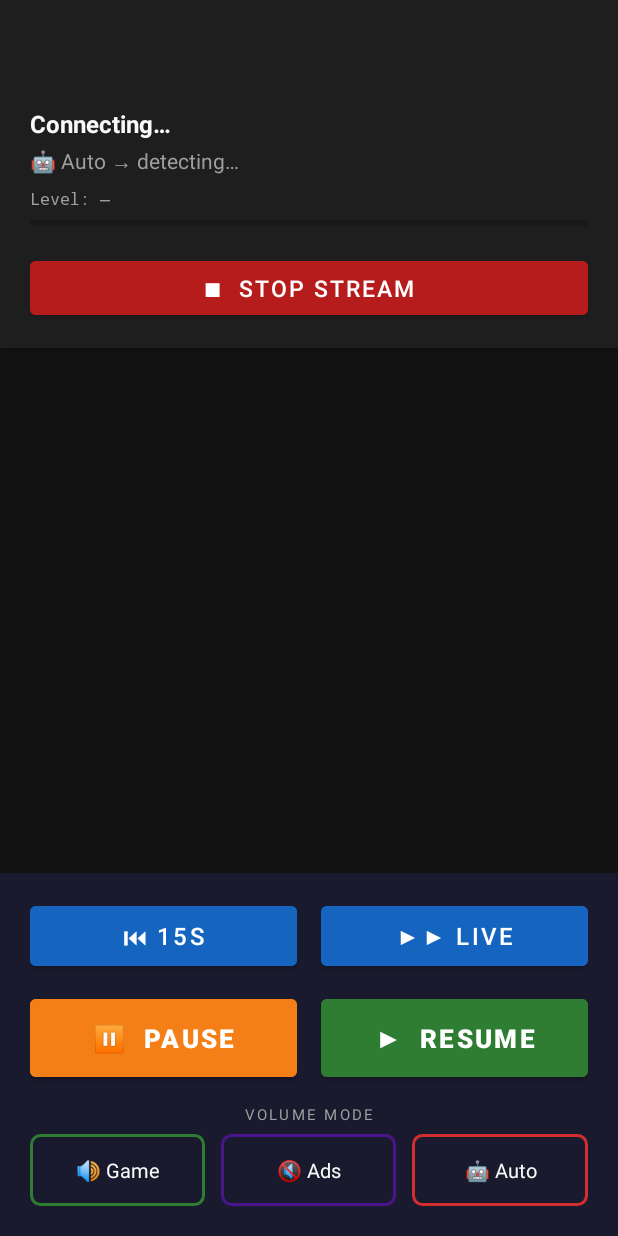
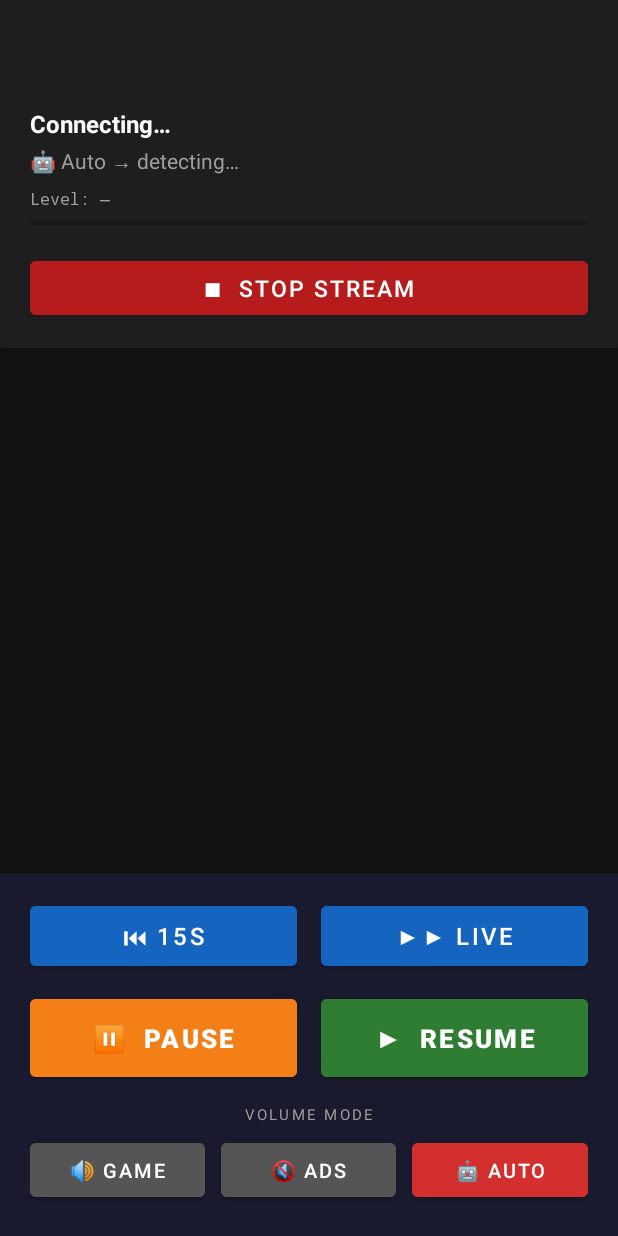
Before and after one commit to Chouser/cubbystream, an Android app: the PlayerActivity screen opened directly, with no data from a screen before it, on a phone screen of 412 x 824 dp. Run offline under Robolectric (Android 15) with nearby library versions, the light colour scheme and no system bars; 1 statement that could not run was skipped.

Commit message:
working mode buttons again?

```diff
--- a/app/src/main/res/layout/activity_player.xml
+++ b/app/src/main/res/layout/activity_player.xml
@@ -209,13 +209,13 @@
             android:gravity="center"
             android:layout_marginBottom="6dp"/>
 
-        <!-- Three mode selectors as TextViews so background swapping works reliably -->
+        <!-- Three independent mode buttons; selected gets its color, others go gray -->
         <LinearLayout
             android:layout_width="match_parent"
             android:layout_height="wrap_content"
             android:orientation="horizontal">
 
-            <TextView
+            <Button
                 android:id="@+id/btn_mode_game"
                 android:layout_width="0dp"
                 android:layout_height="48dp"
@@ -223,13 +223,11 @@
                 android:layout_marginEnd="5dp"
                 android:text="🔊 Game"
                 android:textSize="13sp"
-                android:textColor="@color/text_primary"
-                android:gravity="center"
-                android:background="@drawable/bg_mode_game_normal"
-                android:clickable="true"
-                android:focusable="true"/>
+                android:textColor="@color/text_on_accent"
+                android:backgroundTint="@color/btn_inactive"
+                style="@style/Widget.MaterialComponents.Button"/>
 
-            <TextView
+            <Button
                 android:id="@+id/btn_mode_ads"
                 android:layout_width="0dp"
                 android:layout_height="48dp"
@@ -238,13 +236,11 @@
                 android:layout_marginEnd="5dp"
                 android:text="🔇 Ads"
                 android:textSize="13sp"
-                android:textColor="@color/text_primary"
-                android:gravity="center"
-                android:background="@drawable/bg_mode_ads_normal"
-                android:clickable="true"
-                android:focusable="true"/>
+                android:textColor="@color/text_on_accent"
+                android:backgroundTint="@color/btn_inactive"
+                style="@style/Widget.MaterialComponents.Button"/>
 
-            <TextView
+            <Button
                 android:id="@+id/btn_mode_auto"
                 android:layout_width="0dp"
                 android:layout_height="48dp"
@@ -252,11 +248,9 @@
                 android:layout_marginStart="5dp"
                 android:text="🤖 Auto"
                 android:textSize="13sp"
-                android:textColor="@color/text_primary"
-                android:gravity="center"
-                android:background="@drawable/bg_mode_auto_normal"
-                android:clickable="true"
-                android:focusable="true"/>
+                android:textColor="@color/text_on_accent"
+                android:backgroundTint="@color/accent"
+                style="@style/Widget.MaterialComponents.Button"/>
 
         </LinearLayout>
 
--- a/app/src/main/res/values/colors.xml
+++ b/app/src/main/res/values/colors.xml
@@ -20,4 +20,5 @@
     <color name="btn_stop">#FFB71C1C</color>       <!-- deep red -->
     <color name="btn_game">#FF2E7D32</color>       <!-- green (same as resume) -->
     <color name="btn_commercial">#FF4A148C</color> <!-- purple -->
+    <color name="btn_inactive">#FF555555</color>
 </resources>
```
Also changed, not shown: app/src/main/java/com/baseballstream/PlayerActivity.java (+15 -25 lines).
